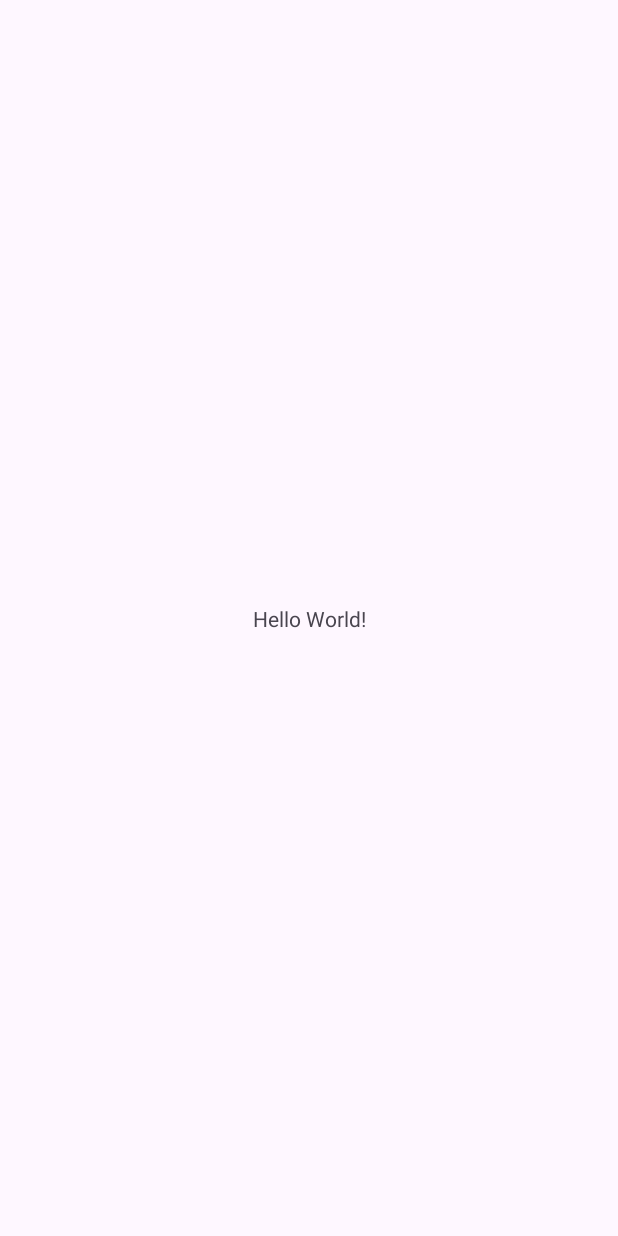
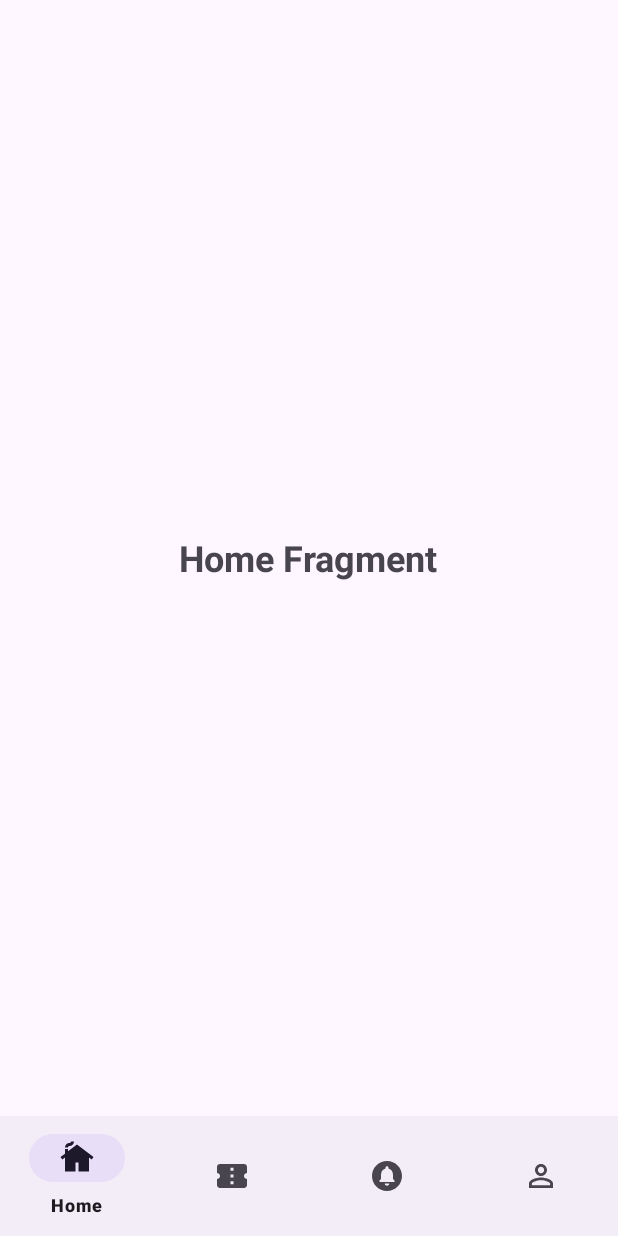
Before and after one commit to aWild-Pointer/TicketHub, an Android app: the screen it shows after launch (MainActivity), on a phone screen of 412 x 824 dp. Before the commit the screen is almost empty. Run offline under Robolectric (Android 15) with nearby library versions, the light colour scheme and no system bars.

Commit message:
创建基础页面，创建导航栏

```diff
--- a/app/build.gradle
+++ b/app/build.gradle
@@ -39,4 +39,6 @@ dependencies {
     implementation 'com.google.zxing:core:3.4.0'
     implementation 'com.journeyapps:zxing-android-embedded:3.6.0'
     implementation 'com.squareup.okhttp3:okhttp:4.9.0'
+    implementation "androidx.navigation:navigation-fragment-ktx:2.4.0"
+    implementation "androidx.navigation:navigation-ui-ktx:2.4.0"
 }
--- /dev/null
+++ b/app/src/main/java/com/example/tickethub/HomeFragment.java
@@ -0,0 +1,22 @@
+package com.example.tickethub;
+
+import android.os.Bundle;
+import android.view.LayoutInflater;
+import android.view.View;
+import android.view.ViewGroup;
+
+import androidx.fragment.app.Fragment;
+
+public class HomeFragment extends Fragment {
+
+    public HomeFragment() {
+        // Required empty public constructor
+    }
+
+    @Override
+    public View onCreateView(LayoutInflater inflater, ViewGroup container,
+                             Bundle savedInstanceState) {
+        // Inflate the layout for this fragment
+        return inflater.inflate(R.layout.fragment_home, container, false);
+    }
+}
--- a/app/src/main/java/com/example/tickethub/MainActivity.java
+++ b/app/src/main/java/com/example/tickethub/MainActivity.java
@@ -1,14 +1,57 @@
 package com.example.tickethub;
 
+import androidx.annotation.NonNull;
 import androidx.appcompat.app.AppCompatActivity;
+import androidx.fragment.app.Fragment;
 
 import android.os.Bundle;
+import android.view.MenuItem;
+
+import com.google.android.material.bottomnavigation.BottomNavigationView;
 
 public class MainActivity extends AppCompatActivity {
+
+    private BottomNavigationView bottomNav;
 
     @Override
     protected void onCreate(Bundle savedInstanceState) {
         super.onCreate(savedInstanceState);
         setContentView(R.layout.activity_main);
+        bottomNav = findViewById(R.id.bottom_navigation);
+        bottomNav.setOnItemSelectedListener(navListener);
+
+        // 设置初始片段
+        if (savedInstanceState == null) {
+            getSupportFragmentManager().beginTransaction()
+                    .replace(R.id.fragment_container, new HomeFragment())
+                    .commit();
+        }
     }
+
+    private BottomNavigationView.OnItemSelectedListener navListener =
+            new BottomNavigationView.OnItemSelectedListener() {
+                @Override
+                public boolean onNavigationItemSelected(@NonNull MenuItem item) {
+                    Fragment selectedFragment = null;
+                    int itemId = item.getItemId(); // 获取所选项的ID
+                    if (itemId == R.id.nav_home) {
+                        selectedFragment = new HomeFragment();
+                    } else if (itemId == R.id.nav_tickets) {
+                        selectedFragment = new TicketsFragment();
+                    } else if (itemId == R.id.nav_messages) {
+                        selectedFragment = new MessagesFragment();
+                    } else if (itemId == R.id.nav_profile) {
+                        selectedFragment = new ProfileFragment();
+                    }
+
+                    // 在提交片段事务之前进行空值检查
+                    if (selectedFragment != null) {
+                        getSupportFragmentManager().beginTransaction()
+                                .replace(R.id.fragment_container, selectedFragment)
+                                .commit();
+                        return true;
+                    }
+                    return false;
+                }
+            };
 }
--- /dev/null
+++ b/app/src/main/res/drawable/home.xml
@@ -0,0 +1,5 @@
+<vector android:height="24dp" android:tint="#000000"
+    android:viewportHeight="24" android:viewportWidth="24"
+    android:width="24dp" xmlns:android="http://schemas.android.com/apk/res/android">
+    <path android:fillColor="@android:color/white" android:pathData="M12,3L6,7.58V6H4v3.11L1,11.4l1.21,1.59L4,11.62V21h7v-6h2v6h7v-9.38l1.79,1.36L23,11.4L12,3zM10,1c0,1.66 -1.34,3 -3,3C6.45,4 6,4.45 6,5H4c0,-1.66 1.34,-3 3,-3c0.55,0 1,-0.45 1,-1H10z"/>
+</vector>
--- /dev/null
+++ b/app/src/main/res/drawable/message.xml
@@ -0,0 +1,5 @@
+<vector android:height="24dp" android:tint="#000000"
+    android:viewportHeight="24" android:viewportWidth="24"
+    android:width="24dp" xmlns:android="http://schemas.android.com/apk/res/android">
+    <path android:fillColor="@android:color/white" android:pathData="M12,2C6.48,2 2,6.48 2,12s4.48,10 10,10 10,-4.48 10,-10S17.52,2 12,2zM12,18.5c-0.83,0 -1.5,-0.67 -1.5,-1.5h3c0,0.83 -0.67,1.5 -1.5,1.5zM17,16L7,16v-1l1,-1v-2.61C8,9.27 9.03,7.47 11,7v-0.5c0,-0.57 0.43,-1 1,-1s1,0.43 1,1L13,7c1.97,0.47 3,2.28 3,4.39L16,14l1,1v1z"/>
+</vector>
--- /dev/null
+++ b/app/src/main/res/drawable/my.xml
@@ -0,0 +1,5 @@
+<vector android:height="24dp" android:tint="#000000"
+    android:viewportHeight="24" android:viewportWidth="24"
+    android:width="24dp" xmlns:android="http://schemas.android.com/apk/res/android">
+    <path android:fillColor="@android:color/white" android:pathData="M12,5.9c1.16,0 2.1,0.94 2.1,2.1s-0.94,2.1 -2.1,2.1S9.9,9.16 9.9,8s0.94,-2.1 2.1,-2.1m0,9c2.97,0 6.1,1.46 6.1,2.1v1.1L5.9,18.1L5.9,17c0,-0.64 3.13,-2.1 6.1,-2.1M12,4C9.79,4 8,5.79 8,8s1.79,4 4,4 4,-1.79 4,-4 -1.79,-4 -4,-4zM12,13c-2.67,0 -8,1.34 -8,4v3h16v-3c0,-2.66 -5.33,-4 -8,-4z"/>
+</vector>
--- /dev/null
+++ b/app/src/main/res/drawable/ticket.xml
@@ -0,0 +1,5 @@
+<vector android:height="24dp" android:tint="#000000"
+    android:viewportHeight="24" android:viewportWidth="24"
+    android:width="24dp" xmlns:android="http://schemas.android.com/apk/res/android">
+    <path android:fillColor="@android:color/white" android:pathData="M22,10V6c0,-1.11 -0.9,-2 -2,-2H4C2.9,4 2.01,4.89 2.01,6v4C3.11,10 4,10.9 4,12s-0.89,2 -2,2v4c0,1.1 0.9,2 2,2h16c1.1,0 2,-0.9 2,-2v-4c-1.1,0 -2,-0.9 -2,-2S20.9,10 22,10zM13,17.5h-2v-2h2V17.5zM13,13h-2v-2h2V13zM13,8.5h-2v-2h2V8.5z"/>
+</vector>
--- a/app/src/main/res/layout/activity_main.xml
+++ b/app/src/main/res/layout/activity_main.xml
@@ -1,18 +1,22 @@
 <?xml version="1.0" encoding="utf-8"?>
-<androidx.constraintlayout.widget.ConstraintLayout xmlns:android="http://schemas.android.com/apk/res/android"
+<RelativeLayout xmlns:android="http://schemas.android.com/apk/res/android"
     xmlns:app="http://schemas.android.com/apk/res-auto"
     xmlns:tools="http://schemas.android.com/tools"
     android:layout_width="match_parent"
     android:layout_height="match_parent"
     tools:context=".MainActivity">
 
-    <TextView
-        android:layout_width="wrap_content"
+    <FrameLayout
+        android:id="@+id/fragment_container"
+        android:layout_width="match_parent"
+        android:layout_height="match_parent"
+        android:layout_above="@id/bottom_navigation"/>
+
+    <com.google.android.material.bottomnavigation.BottomNavigationView
+        android:id="@+id/bottom_navigation"
+        android:layout_width="match_parent"
         android:layout_height="wrap_content"
-        android:text="Hello World!"
-        app:layout_constraintBottom_toBottomOf="parent"
-        app:layout_constraintEnd_toEndOf="parent"
-        app:layout_constraintStart_toStartOf="parent"
-        app:layout_constraintTop_toTopOf="parent" />
+        android:layout_alignParentBottom="true"
+        app:menu="@menu/bottom_nav_menu"/>
 
-</androidx.constraintlayout.widget.ConstraintLayout>
+</RelativeLayout>
--- /dev/null
+++ b/app/src/main/res/layout/fragment_home.xml
@@ -0,0 +1,15 @@
+<?xml version="1.0" encoding="utf-8"?>
+<LinearLayout xmlns:android="http://schemas.android.com/apk/res/android"
+    android:layout_width="match_parent"
+    android:layout_height="match_parent"
+    android:orientation="vertical"
+    android:gravity="center">
+
+    <TextView
+        android:layout_width="wrap_content"
+        android:layout_height="wrap_content"
+        android:text="Home Fragment"
+        android:textSize="24sp"
+        android:textStyle="bold" />
+
+</LinearLayout>
--- /dev/null
+++ b/app/src/main/res/menu/bottom_nav_menu.xml
@@ -0,0 +1,19 @@
+<?xml version="1.0" encoding="utf-8"?>
+<menu xmlns:android="http://schemas.android.com/apk/res/android">
+    <item
+        android:id="@+id/nav_home"
+        android:icon="@drawable/home"
+        android:title="Home" />
+    <item
+        android:id="@+id/nav_tickets"
+        android:icon="@drawable/ticket"
+        android:title="Tickets" />
+    <item
+        android:id="@+id/nav_messages"
+        android:icon="@drawable/message"
+        android:title="Messages" />
+    <item
+        android:id="@+id/nav_profile"
+        android:icon="@drawable/my"
+        android:title="Profile" />
+</menu>
```
Also changed, not shown: app/src/main/java/com/example/tickethub/MessagesFragment.java (added, +22 -0 lines), app/src/main/java/com/example/tickethub/ProfileFragment.java (added, +22 -0 lines), app/src/main/java/com/example/tickethub/TicketsFragment.java (added, +22 -0 lines), app/src/main/res/drawable/bottom_nav_menu.xml (added, +19 -0 lines), app/src/main/res/layout/fragment_messages.xml (added, +15 -0 lines), app/src/main/res/layout/fragment_profile.xml (added, +15 -0 lines), app/src/main/res/layout/fragment_tickets.xml (added, +15 -0 lines), app/src/main/res/layout/nav_graph.xml (added, +32 -0 lines), app/src/main/res/navigation/nav_graph.xml (added, +32 -0 lines), app/src/main/res/xml/nav_graph.xml (added, +32 -0 lines).
